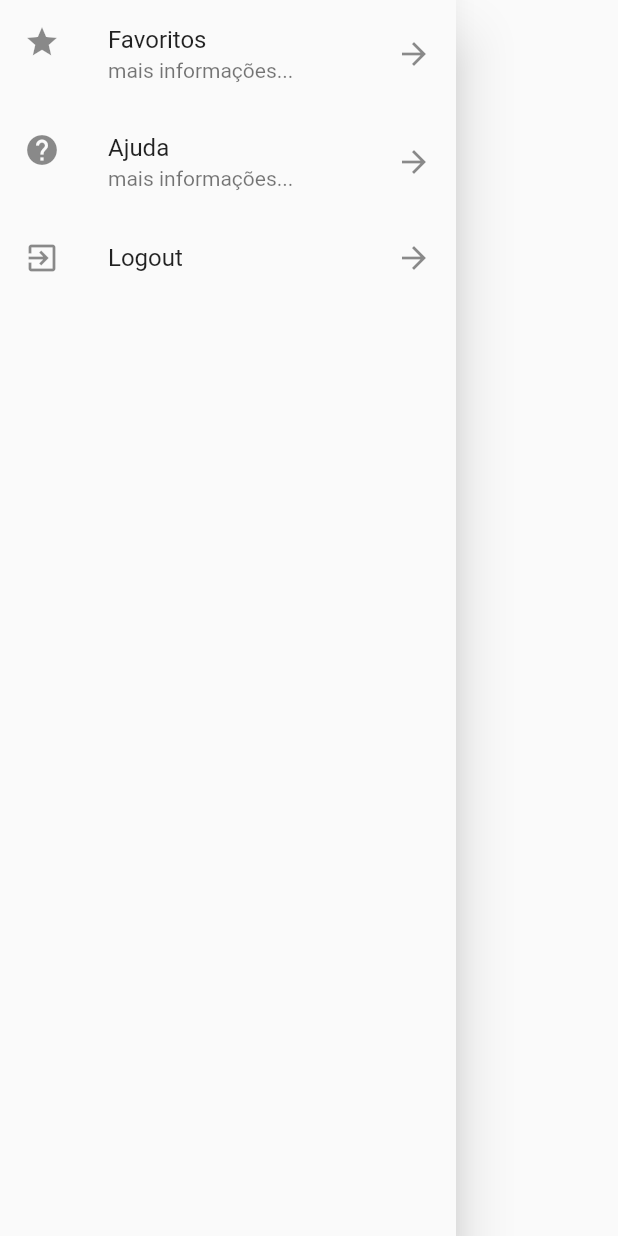
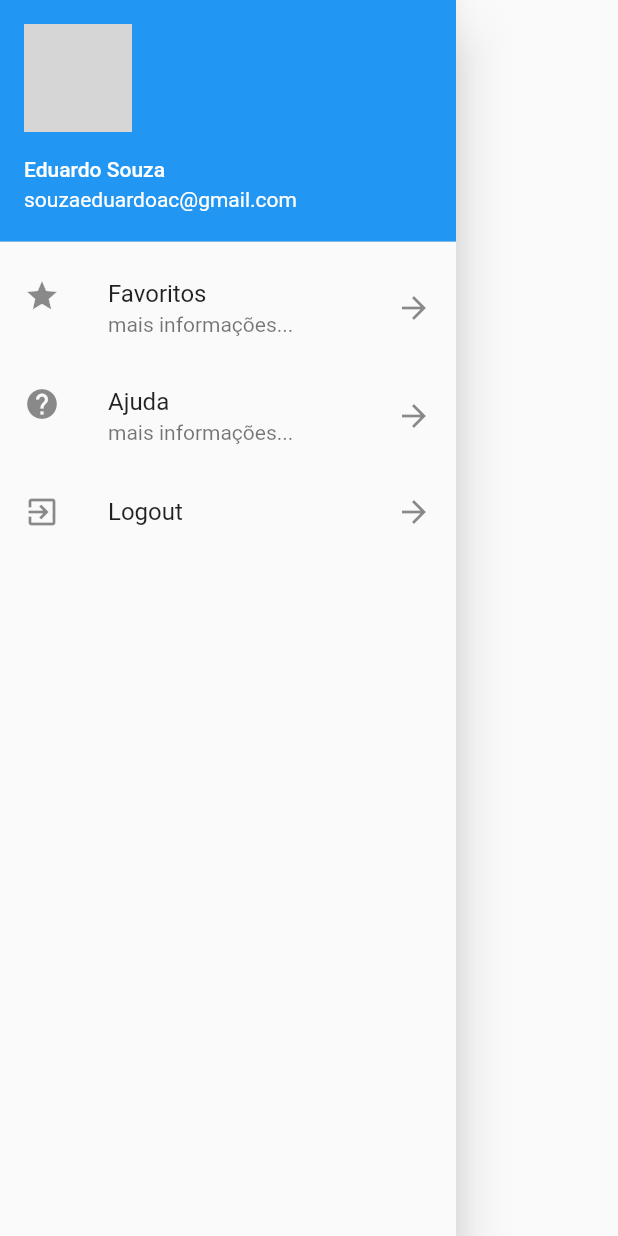
Before and after one commit to SouzaEduardoAC/try-flutter, a Flutter app: the DrawerList widget shown alone on an empty page, opened directly, on a phone screen of 412 x 824 dp. Run offline on Flutter 3.47's test engine with Material 2 defaults, Android fonts, the phone set to English and light mode, and no system bars; our stand-ins replace fluttertoast; network calls fail; grey boxes are pictures that could not be loaded.

Commit message:
NavDrawer functions

```diff
--- a/lib/widgets/nav_drawer.dart
+++ b/lib/widgets/nav_drawer.dart
@@ -3,9 +3,17 @@ import 'package:flutter/material.dart';
 class DrawerList extends StatelessWidget {
   @override
   Widget build(BuildContext context) {
-    return Drawer(
+    return SafeArea(
+      child: Drawer(
         child: ListView(
           children: <Widget>[
+            UserAccountsDrawerHeader(
+              accountName: Text('Eduardo Souza'),
+              accountEmail: Text('souzaeduardoac@gmail.com'),
+              currentAccountPicture: CircleAvatar(
+                backgroundImage: NetworkImage('https://cdn11.bigcommerce.com/s-oe2q4reh/images/stencil/160w/products/738/1297/Silver_Siberian_Husky_Puppy__26120.1568507116.jpg?c=2 '),
+              ),
+            ),
             ListTile(
               leading: Icon(Icons.star),
               title: Text('Favoritos'),
@@ -37,6 +45,7 @@ class DrawerList extends StatelessWidget {
             ),
           ],
         ),
+      ),
     );
   }
 }
```
Lines whose indentation alone changed are shown as unchanged.
